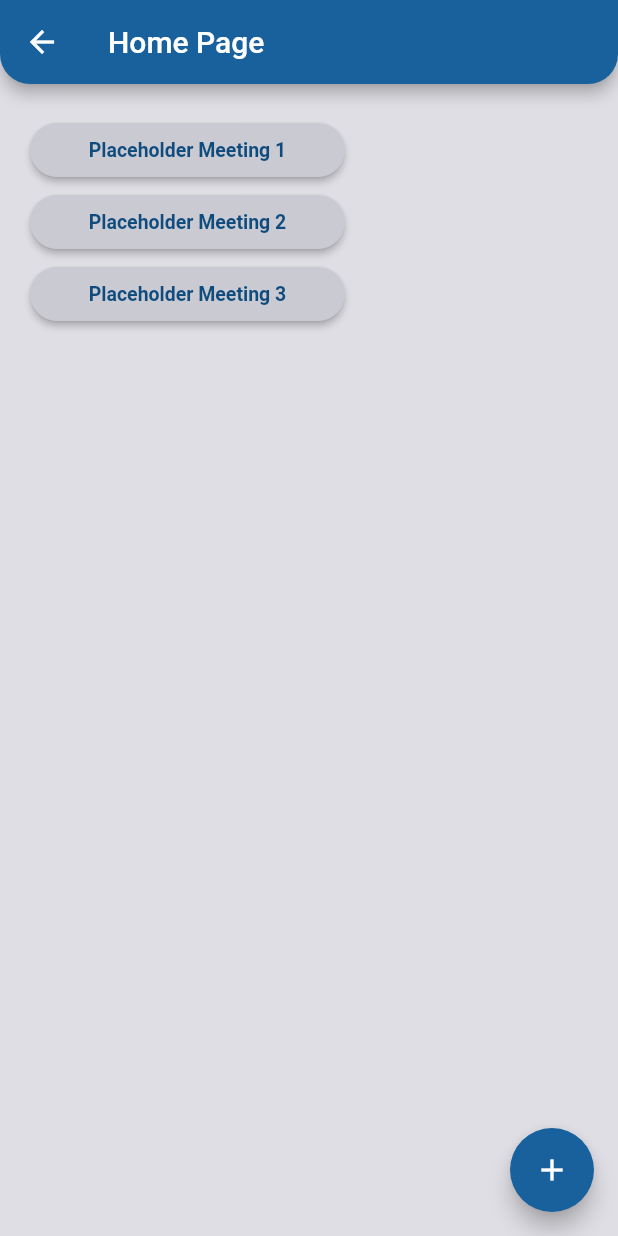
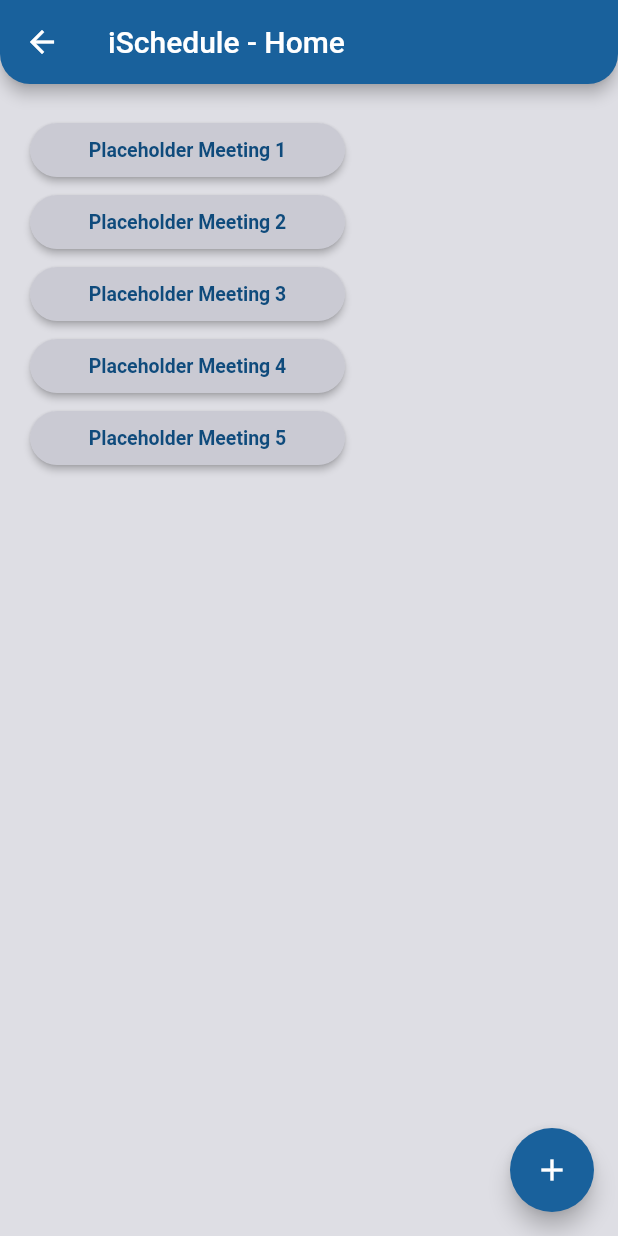
Before and after one commit to CSC4350-MW1/i-Schedule, a Flutter app: the HomePage screen opened directly, on a phone screen of 412 x 824 dp. Run offline on Flutter 3.47's test engine with Material 2 defaults, Android fonts, the phone set to English and light mode, and no system bars.

Commit message:
Expanded Home Page Prototype
Added scrollable list of generated meetings, currently just palceholders but functionality is there to generate based on Firebase info.

```diff
--- a/i-Schedule-app/i_schedule/lib/screens/HomePage.dart
+++ b/i-Schedule-app/i_schedule/lib/screens/HomePage.dart
@@ -1,4 +1,6 @@
 import 'package:flutter/material.dart';
+
+import 'MakeMeetingPage.dart';
 
 class HomePage extends StatefulWidget {
   @override
@@ -11,7 +13,7 @@ class _HomePageState extends State<HomePage> {
     return Scaffold(
       backgroundColor: const Color.fromARGB(255, 222, 222, 228),
       appBar: AppBar(
-        title: const Text("Home Page"),
+        title: const Text("iSchedule - Home"),
         backgroundColor: const Color.fromARGB(255, 25, 97, 156),
         shape: const RoundedRectangleBorder(
           borderRadius: BorderRadius.vertical(
@@ -27,7 +29,7 @@ class _HomePageState extends State<HomePage> {
         // Should grab user's meetings from Firebase, currently just placeholder
         child: ListView.builder(
           padding: const EdgeInsets.all(10),
-          itemCount: 3,
+          itemCount: 5,
           itemBuilder: (BuildContext context, int index) {
             return RaisedButton(
                 onPressed: () {},
@@ -46,7 +48,10 @@ class _HomePageState extends State<HomePage> {
       ),
       floatingActionButton: FloatingActionButton(
         backgroundColor: const Color.fromARGB(255, 25, 97, 156),
-        onPressed: () {},
+        onPressed: () {
+          Navigator.push(
+              context, MaterialPageRoute(builder: (_) => MakeMeetingPage()));
+        },
         tooltip: 'Create new Meeting',
         child: const Icon(Icons.add),
       ),
```
